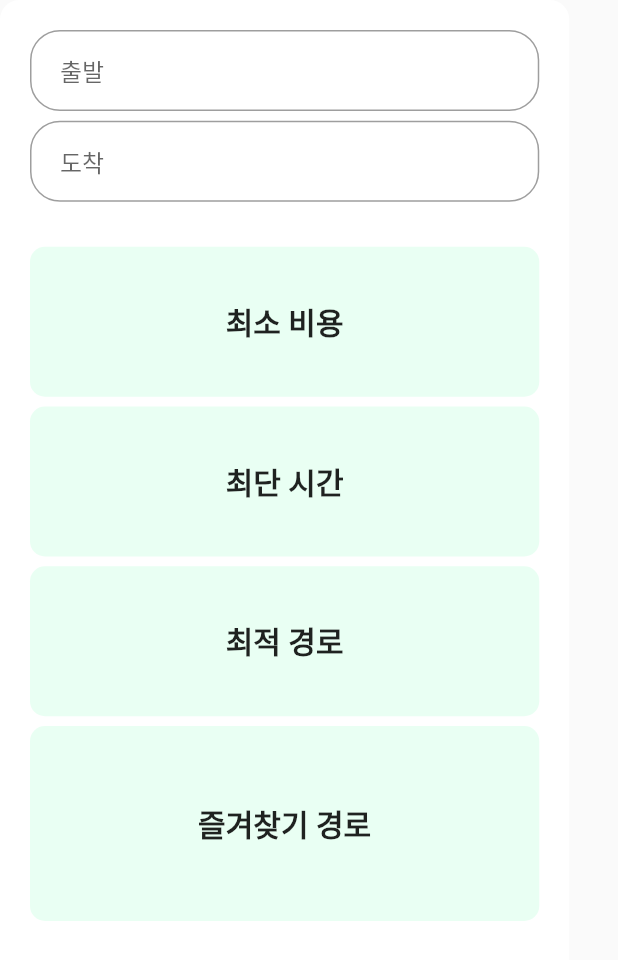
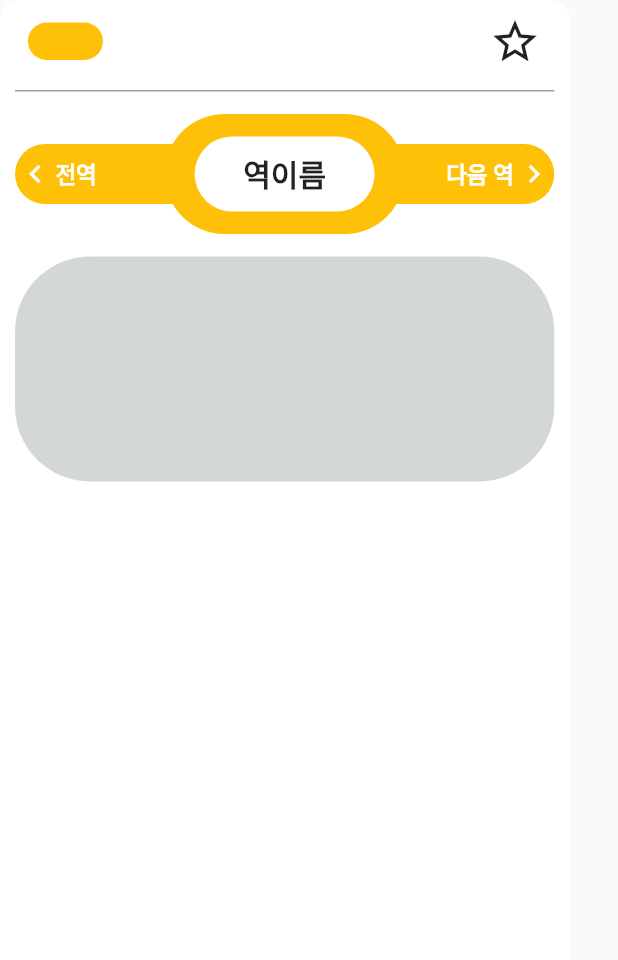
Before and after one commit to choi-hyk/Team_Project_BMT, a Flutter app: the SearchUI widget shown alone on an empty page, opened directly, on a phone screen of 412 x 824 dp. Shown: the top 960 px of the screen. Run offline on Flutter 3.47's test engine with Material 2 defaults, Android fonts, the phone set to English and light mode, and no system bars; our stand-ins replace firebase_auth, firebase_core; accounts and stored records are empty.

Commit message:
인터페이스 피그마처럼 바꾸고 역정보 화면 약간 만듬

```diff
--- a/lib/search_widgets/search_UI.dart
+++ b/lib/search_widgets/search_UI.dart
@@ -24,109 +24,123 @@ class _SearchUIState extends State<SearchUI> {
       width: 379.5,
       height: 640.0,
       child: Padding(
-        padding: const EdgeInsets.all(20),
+        padding: const EdgeInsets.all(10),
         child: Column(
           children: [
-            const TextField(
-              decoration: InputDecoration(
-                contentPadding: EdgeInsets.symmetric(
-                  vertical: 15,
-                  horizontal: 20,
-                ),
-                border: OutlineInputBorder(
-                  borderRadius: BorderRadius.all(
-                    Radius.circular(20),
-                  ),
-                ),
-                hintText: '출발',
-              ),
+            Row(
+              mainAxisAlignment: MainAxisAlignment.spaceEvenly,
+              children: [
+                Container(
+                  decoration: BoxDecoration(
+                      color: Colors.amber,
+                      borderRadius: BorderRadius.circular(50.0)),
+                  width: 50,
+                  height: 25,
                 ),
                 const SizedBox(
-              height: 6.5,
+                  width: 240,
                 ),
-            const TextField(
-              decoration: InputDecoration(
-                contentPadding: EdgeInsets.symmetric(
-                  vertical: 15,
-                  horizontal: 20,
+                const Icon(
+                  Icons.star_border_outlined, // 아이콘 종류
+                  size: 35, // 아이콘 크기 설정
                 ),
-                border: OutlineInputBorder(
-                  borderRadius: BorderRadius.all(
-                    Radius.circular(20),
-                  ),
-                ),
-                hintText: '도착',
-              ),
+              ],
             ),
             const SizedBox(
-              height: 30.0,
+              height: 15,
             ),
-//-------------경로 컨테이너---------------------------------------------------------------//
+            const Divider(
+              height: 1, // 구분선의 높이
+              thickness: 1, // 구분선의 두께
+              color: Colors.grey, // 구분선의 색상
+            ),
+            const SizedBox(
+              height: 15,
+            ),
+            Stack(
+              alignment: Alignment.center,
+              children: [
+                //설정 값 : 호선 색, 해당 역, 전 역, 다음 역
                 Container(
                   decoration: BoxDecoration(
-                  color: Theme.of(context).cardColor,
-                  borderRadius: BorderRadius.circular(10.0)),
-              width: 500,
-              height: 100,
+                      color: Colors.amber,
+                      borderRadius: BorderRadius.circular(50.0)),
+                  width: 400,
+                  height: 40,
                   child: const Align(
                     alignment: Alignment.center,
-                child: Text(
-                  "최소 비용",
-                  style: TextStyle(fontSize: 20, fontWeight: FontWeight.bold),
+                    child: Row(
+                      mainAxisAlignment: MainAxisAlignment.spaceEvenly,
+                      children: [
+                        Icon(
+                          Icons.keyboard_arrow_left, // 아이콘 종류
+                          size: 24.0, // 아이콘 크기 설정
+                          color: Colors.white, // 아이콘 색상 설정
+                        ),
+                        Text(
+                          "전역",
+                          style: TextStyle(
+                              color: Colors.white,
+                              fontSize: 15,
+                              fontWeight: FontWeight.bold),
+                        ),
+                        SizedBox(
+                          width: 230,
+                        ),
+                        Text(
+                          "다음 역",
+                          style: TextStyle(
+                              color: Colors.white,
+                              fontSize: 15,
+                              fontWeight: FontWeight.bold),
+                        ),
+                        Icon(
+                          Icons.keyboard_arrow_right, // 아이콘 종류
+                          size: 24.0, // 아이콘 크기 설정
+                          color: Colors.white, // 아이콘 색상 설정
+                        ),
+                      ],
                     ),
                   ),
                 ),
-            const SizedBox(
-              height: 6.5,
+                Container(
+                  decoration: BoxDecoration(
+                      color: Colors.amber,
+                      borderRadius: BorderRadius.circular(50.0)),
+                  width: 160,
+                  height: 80,
+                  child: const Align(
+                    alignment: Alignment.center,
+                  ),
                 ),
                 Container(
                   decoration: BoxDecoration(
-                  color: Theme.of(context).cardColor,
-                  borderRadius: BorderRadius.circular(10.0)),
-              width: 500,
-              height: 100,
+                      color: Colors.white,
+                      borderRadius: BorderRadius.circular(50.0)),
+                  width: 120,
+                  height: 50,
                   child: const Align(
                     alignment: Alignment.center,
+                    //역이름 들어가는 곳
                     child: Text(
-                  "최단 시간",
-                  style: TextStyle(fontSize: 20, fontWeight: FontWeight.bold),
+                      "역이름",
+                      style:
+                          TextStyle(fontSize: 20, fontWeight: FontWeight.bold),
                     ),
                   ),
                 ),
+              ],
+            ),
             const SizedBox(
-              height: 6.5,
+              height: 15,
             ),
             Container(
               decoration: BoxDecoration(
-                  color: Theme.of(context).cardColor,
-                  borderRadius: BorderRadius.circular(10.0)),
-              width: 500,
-              height: 100,
-              child: const Align(
-                alignment: Alignment.center,
-                child: Text(
-                  "최적 경로",
-                  style: TextStyle(fontSize: 20, fontWeight: FontWeight.bold),
+                color: const Color.fromARGB(255, 212, 215, 216),
+                borderRadius: BorderRadius.circular(50.0),
               ),
-              ),
-            ),
-            const SizedBox(
-              height: 6.5,
-            ),
-//-------------사용자 설정 컨테이너---------------------------------------------------------------//
-            Container(
-              decoration: BoxDecoration(
-                  color: Theme.of(context).cardColor,
-                  borderRadius: BorderRadius.circular(10.0)),
-              width: 500,
-              height: 130,
-              child: const Align(
-                alignment: Alignment.center,
-                child: Text(
-                  "즐겨찾기 경로",
-                  style: TextStyle(fontSize: 20, fontWeight: FontWeight.bold),
-                ),
-              ),
+              width: double.infinity,
+              height: 150,
             ),
           ],
         ),
```
Also changed, not shown: lib/interface.dart (+32 -62 lines). Lines whose indentation alone changed are shown as unchanged.
